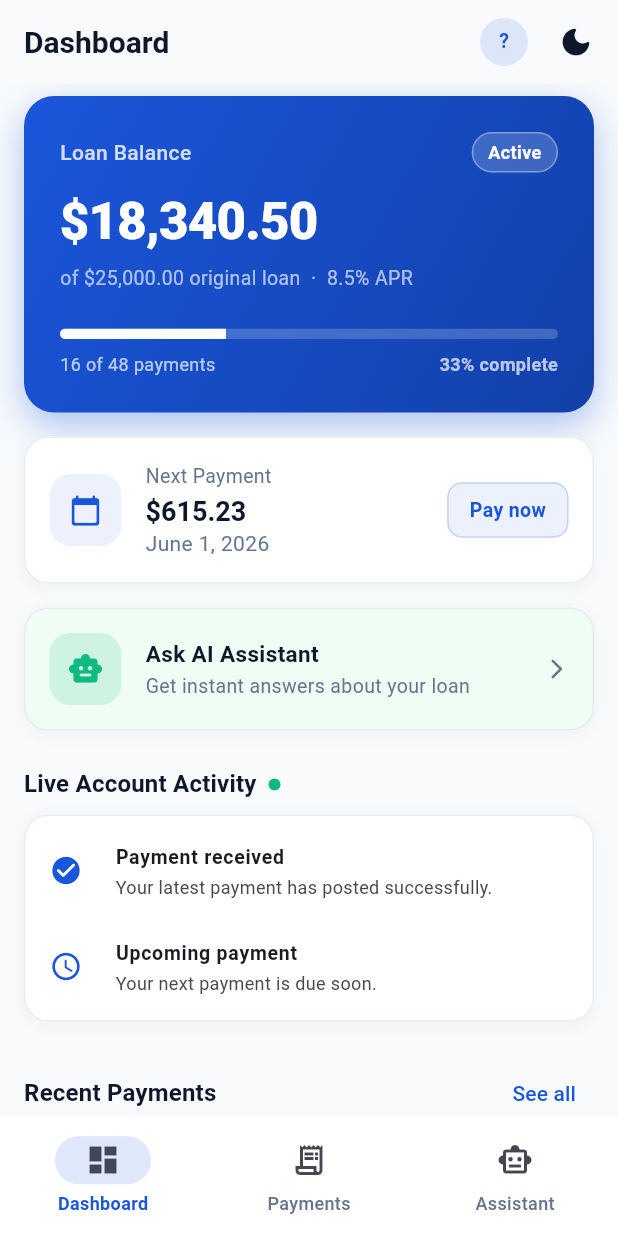
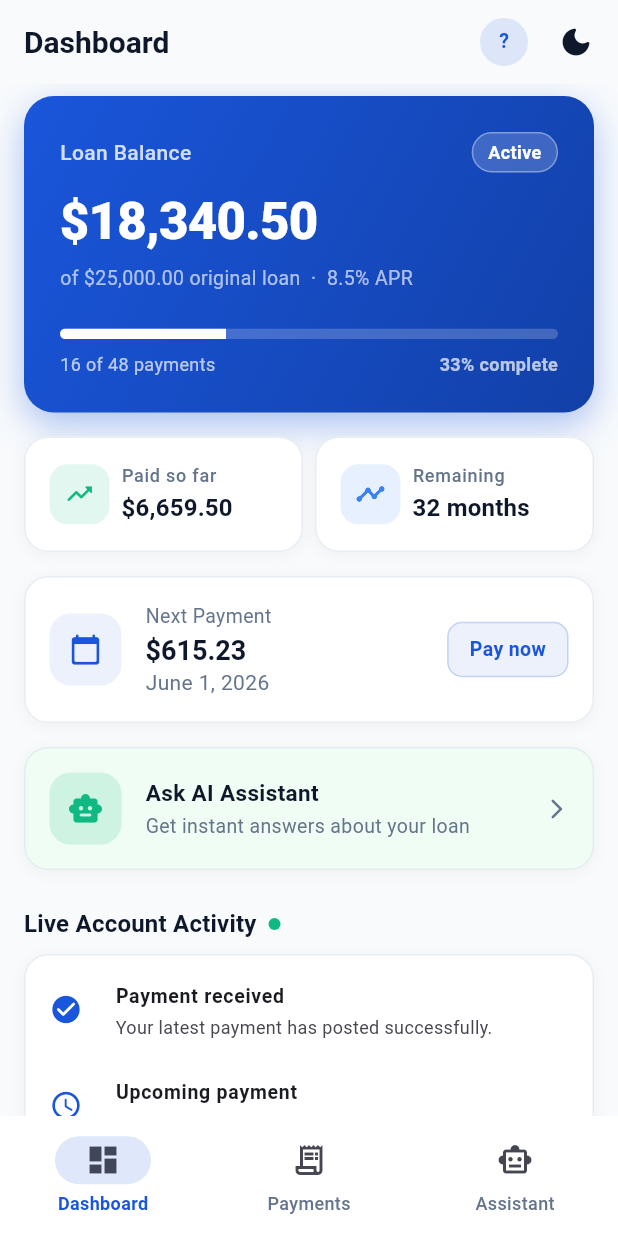
Before and after one commit to Antoniodeoliveirasegura/Fintech-AI-Assistant, a Flutter app: the DashboardScreen screen opened by its route, on a phone screen of 412 x 824 dp. Run offline on Flutter 3.47's test engine with Material 3 defaults, Android fonts, the phone set to English and light mode, and no system bars; our stand-ins replace flutter_dotenv, flutter_riverpod, flutter_secure_storage, go_router, shared_preferences; accounts and stored records are empty.

Commit message:
Add dashboard analytics summary cards

```diff
--- a/lib/screens/dashboard_screen.dart
+++ b/lib/screens/dashboard_screen.dart
@@ -75,6 +75,12 @@ class DashboardScreen extends ConsumerWidget {
                 message: e.toString(),
                 onRetry: () => ref.invalidate(loanProvider),
               ),
+            ),
+            const SizedBox(height: AppSpacing.md),
+
+            loanAsync.maybeWhen(
+              data: (loan) => _LoanAnalyticsRow(loan: loan),
+              orElse: () => const SizedBox.shrink(),
             ),
             const SizedBox(height: AppSpacing.md),
 
@@ -267,6 +273,108 @@ class _LoanHeroCard extends StatelessWidget {
                 ),
               ),
             ],
+          ),
+        ],
+      ),
+    );
+  }
+}
+
+// ---------------------------------------------------------------------------
+// Loan analytics cards
+// ---------------------------------------------------------------------------
+
+class _LoanAnalyticsRow extends StatelessWidget {
+  final Loan loan;
+
+  const _LoanAnalyticsRow({required this.loan});
+
+  static final _currency = NumberFormat.currency(symbol: '\$');
+
+  @override
+  Widget build(BuildContext context) {
+    return LayoutBuilder(
+      builder: (context, constraints) {
+        final isTight = constraints.maxWidth < 380;
+        final children = [
+          _AnalyticsCard(
+            label: 'Paid so far',
+            value: _currency.format(loan.amountPaid),
+            icon: Icons.trending_up_rounded,
+            accent: AppColors.success,
+          ),
+          _AnalyticsCard(
+            label: 'Remaining',
+            value: '${loan.totalPayments - loan.completedPayments} months',
+            icon: Icons.timeline_rounded,
+            accent: AppColors.info,
+          ),
+        ];
+
+        if (isTight) {
+          return Column(
+            children: [
+              children[0],
+              const SizedBox(height: AppSpacing.sm),
+              children[1],
+            ],
+          );
+        }
+
+        return Row(
+          children: [
+            Expanded(child: children[0]),
+            const SizedBox(width: AppSpacing.sm),
+            Expanded(child: children[1]),
+          ],
+        );
+      },
+    );
+  }
+}
+
+class _AnalyticsCard extends StatelessWidget {
+  final String label;
+  final String value;
+  final IconData icon;
+  final Color accent;
+
+  const _AnalyticsCard({
+    required this.label,
+    required this.value,
+    required this.icon,
+    required this.accent,
+  });
+
+  @override
+  Widget build(BuildContext context) {
+    return FintechCard(
+      child: Row(
+        children: [
+          Container(
+            width: 40,
+            height: 40,
+            decoration: BoxDecoration(
+              color: accent.withValues(alpha: 0.12),
+              borderRadius: BorderRadius.circular(12),
+            ),
+            child: Icon(icon, color: accent, size: 20),
+          ),
+          const SizedBox(width: AppSpacing.sm),
+          Expanded(
+            child: Column(
+              crossAxisAlignment: CrossAxisAlignment.start,
+              children: [
+                Text(label, style: Theme.of(context).textTheme.labelSmall),
+                const SizedBox(height: 2),
+                Text(
+                  value,
+                  style: Theme.of(context).textTheme.titleMedium,
+                  maxLines: 1,
+                  overflow: TextOverflow.ellipsis,
+                ),
+              ],
+            ),
           ),
         ],
       ),
```
